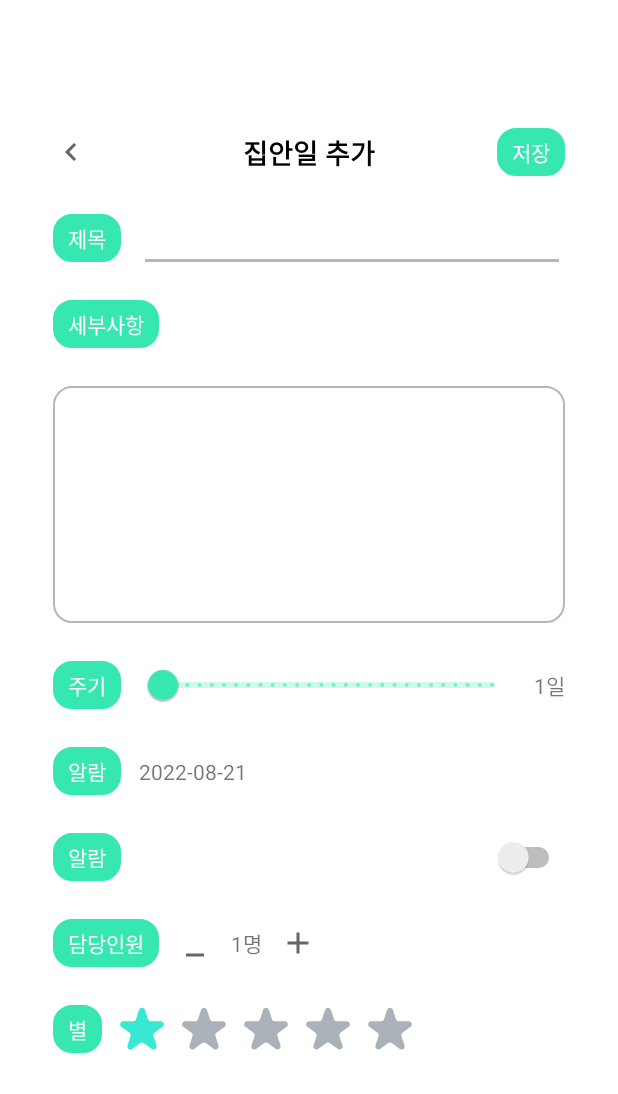
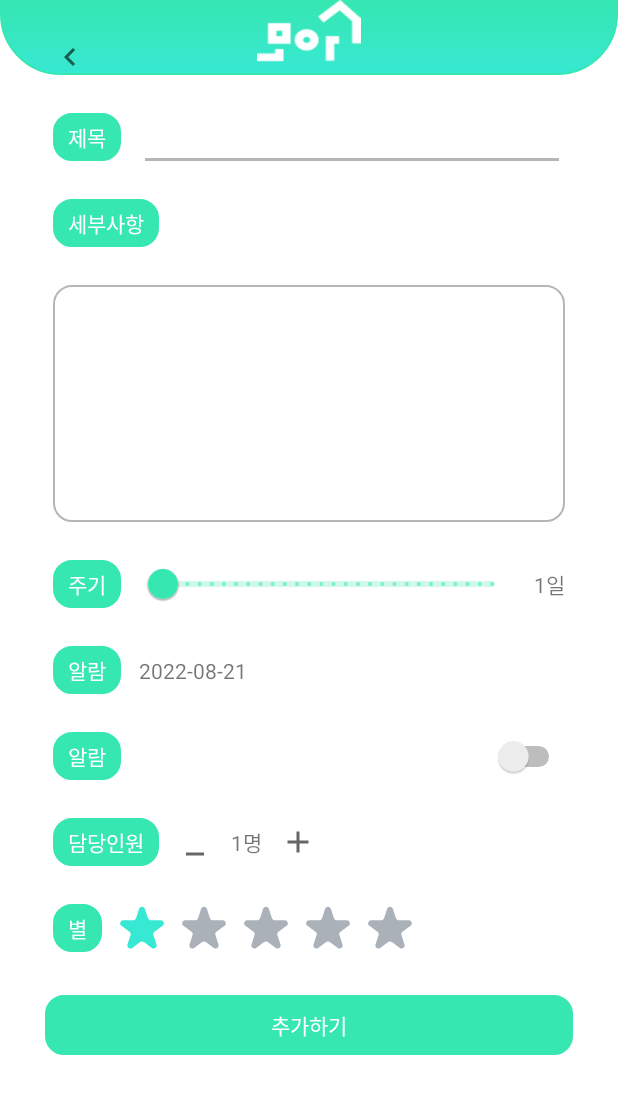
Before and after one commit to uuranus/Moa, an Android app built with Jetpack Compose: the WorkActivity screen opened directly, with no data from a screen before it, on a phone screen of 412 x 824 dp. Shown: the top 1094 px of the screen. Run offline under Robolectric (Android 15) with nearby library versions, the phone set to English and light mode, and no system bars; our stand-ins replace Firebase (no records; nobody signed in at launch, a user with empty details on screens opened directly), Room's generated code; 1 statement that could not run was skipped.

Commit message:
update design work, workadd

```diff
--- a/app/src/main/res/layout/activity_work.xml
+++ b/app/src/main/res/layout/activity_work.xml
@@ -8,54 +8,42 @@
 
     <androidx.constraintlayout.widget.ConstraintLayout
         android:layout_width="match_parent"
-        android:layout_height="match_parent"
-        android:padding="35dp">
+        android:layout_height="match_parent">
 
 
+        <ImageView
+            android:id="@+id/imageView2"
+            android:layout_width="match_parent"
+            android:layout_height="0dp"
+            app:layout_constraintBottom_toBottomOf="@+id/headerLinearLayout"
+            app:layout_constraintEnd_toEndOf="parent"
+            app:layout_constraintHorizontal_bias="0.0"
+            app:layout_constraintStart_toStartOf="parent"
+            app:layout_constraintTop_toTopOf="parent"
+            app:layout_constraintVertical_bias="1.0"
+            app:srcCompat="@drawable/round_image" />
+
+        <ImageView
+            android:id="@+id/imageView3"
+            android:layout_width="79dp"
+            android:layout_height="41dp"
+            android:src="@drawable/moa"
+            app:layout_constraintBottom_toTopOf="@+id/workListRecyclerView"
+            app:layout_constraintEnd_toEndOf="parent"
+            app:layout_constraintHorizontal_bias="0.498"
+            app:layout_constraintStart_toStartOf="parent"
+            app:layout_constraintTop_toTopOf="parent"
+            app:layout_constraintVertical_bias="0.311" />
         <androidx.constraintlayout.widget.ConstraintLayout
             android:id="@+id/headerLinearLayout"
             android:layout_width="match_parent"
             android:layout_height="wrap_content"
             android:layout_marginTop="50dp"
+            android:paddingStart="35dp"
+            android:paddingEnd="35dp"
             app:layout_constraintEnd_toEndOf="parent"
             app:layout_constraintStart_toStartOf="parent"
             app:layout_constraintTop_toTopOf="parent">
-
-            <ImageButton
-                android:id="@+id/backButton"
-                android:layout_width="wrap_content"
-                android:layout_height="wrap_content"
-                android:background="?attr/selectableItemBackground"
-                android:src="@drawable/ic_baseline_keyboard_arrow_left_24"
-                app:layout_constraintBottom_toBottomOf="parent"
-                app:layout_constraintStart_toStartOf="parent"
-                app:layout_constraintTop_toTopOf="parent" />
-
-            <TextView
-                android:id="@+id/workAddTextView"
-                android:layout_width="wrap_content"
-                android:layout_height="wrap_content"
-                android:text="집안일 추가"
-                android:textColor="@color/design_default_color_on_secondary"
-                android:textSize="18sp"
-                android:textStyle="bold"
-                app:layout_constraintBottom_toBottomOf="@id/backButton"
-                app:layout_constraintEnd_toEndOf="parent"
-                app:layout_constraintStart_toStartOf="parent"
-                app:layout_constraintTop_toTopOf="@id/backButton" />
-
-            <TextView
-                android:id="@+id/saveButton"
-                android:layout_width="wrap_content"
-                android:layout_height="wrap_content"
-                android:background="@drawable/round_btn"
-                android:paddingHorizontal="10dp"
-                android:paddingVertical="5dp"
-                android:text="저장"
-                android:textColor="@color/white"
-                app:layout_constraintBottom_toBottomOf="@id/backButton"
-                app:layout_constraintEnd_toEndOf="parent"
-                app:layout_constraintTop_toTopOf="@id/backButton" />
 
         </androidx.constraintlayout.widget.ConstraintLayout>
 
@@ -69,6 +57,8 @@
             android:paddingVertical="5dp"
             android:text="제목"
             android:textColor="@color/white"
+            android:layout_marginLeft="35dp"
+            android:layout_marginRight="35dp"
             app:layout_constraintStart_toStartOf="@id/headerLinearLayout"
             app:layout_constraintTop_toBottomOf="@id/headerLinearLayout" />
 
@@ -77,10 +67,13 @@
             android:layout_width="0dp"
             android:layout_height="wrap_content"
             android:layout_marginStart="12dp"
+            android:backgroundTint="@color/textColorSecondary"
             android:inputType="text"
             android:lines="1"
-            android:backgroundTint="@color/textColorSecondary"
+            android:layout_marginEnd="35dp
+"
             app:layout_constraintBottom_toBottomOf="@id/workTitleTextView"
+
             app:layout_constraintEnd_toEndOf="parent"
             app:layout_constraintStart_toEndOf="@id/workTitleTextView"
             app:layout_constraintTop_toTopOf="@id/workTitleTextView" />
@@ -97,6 +90,8 @@
             android:paddingVertical="5dp"
             android:text="세부사항"
             android:textColor="@color/white"
+            android:layout_marginLeft="35dp"
+            android:layout_marginRight="35dp"
             app:layout_constraintStart_toStartOf="@id/headerLinearLayout"
             app:layout_constraintTop_toBottomOf="@id/workTitleTextView" />
 
@@ -110,6 +105,8 @@
             android:maxLines="6"
             android:background="@drawable/gray_round_box"
             android:padding="12dp"
+            android:layout_marginLeft="35dp"
+            android:layout_marginRight="35dp"
             app:layout_constraintEnd_toEndOf="parent"
             app:layout_constraintStart_toStartOf="parent"
             app:layout_constraintTop_toBottomOf="@id/workDescriptionTextView" />
@@ -119,6 +116,8 @@
             android:layout_width="0dp"
             android:layout_height="200dp"
             android:visibility="gone"
+            android:layout_marginLeft="35dp"
+            android:layout_marginRight="35dp"
             app:layout_constraintEnd_toEndOf="@id/workTitleEditText"
             app:layout_constraintStart_toStartOf="@id/workTitleEditText"
             app:layout_constraintTop_toBottomOf="@id/workTitleEditText" />
@@ -133,6 +132,8 @@
             android:paddingVertical="5dp"
             android:text="주기"
             android:textColor="@color/white"
+            android:layout_marginLeft="35dp"
+            android:layout_marginRight="35dp"
             app:layout_constraintStart_toStartOf="@id/headerLinearLayout"
             app:layout_constraintTop_toBottomOf="@id/workDescriptionEditText" />
 
@@ -156,6 +157,7 @@
             android:layout_marginStart="12dp"
             android:text="1일"
             app:layout_constraintBottom_toBottomOf="@id/workPeriodTextView"
+            android:layout_marginEnd="35dp"
             app:layout_constraintEnd_toEndOf="parent"
             app:layout_constraintStart_toEndOf="@id/workPeriodSlider"
             app:layout_constraintTop_toTopOf="@id/workPeriodTextView" />
@@ -169,6 +171,8 @@
             android:paddingHorizontal="10dp"
             android:paddingVertical="5dp"
             android:text="알람"
+            android:layout_marginLeft="35dp"
+            android:layout_marginRight="35dp"
             android:textColor="@color/white"
             app:layout_constraintStart_toStartOf="@id/headerLinearLayout"
             app:layout_constraintTop_toBottomOf="@id/workPeriodTextView" />
@@ -192,6 +196,8 @@
             android:paddingHorizontal="10dp"
             android:paddingVertical="5dp"
             android:text="알람"
+            android:layout_marginLeft="35dp"
+            android:layout_marginRight="35dp"
             android:textColor="@color/white"
             app:layout_constraintStart_toStartOf="@id/headerLinearLayout"
             app:layout_constraintTop_toBottomOf="@id/workPeriodStartDayTextView" />
@@ -200,6 +206,8 @@
             android:id="@+id/workAlarmSwitch"
             android:layout_width="wrap_content"
             android:layout_height="wrap_content"
+            android:layout_marginRight="35dp"
+
             app:layout_constraintBottom_toBottomOf="@id/workAlarmTextView"
             app:layout_constraintEnd_toEndOf="parent"
             app:layout_constraintTop_toTopOf="@id/workAlarmTextView" />
@@ -211,6 +219,8 @@
             android:layout_marginTop="25dp"
             android:theme="@style/CustomTimePicker"
             android:timePickerMode="spinner"
+            android:layout_marginLeft="35dp"
+            android:layout_marginRight="35dp"
             app:layout_constraintEnd_toEndOf="parent"
             app:layout_constraintStart_toStartOf="@id/headerLinearLayout"
             app:layout_constraintTop_toBottomOf="@id/workAlarmTextView" />
@@ -225,6 +235,8 @@
             android:paddingVertical="5dp"
             android:text="담당인원"
             android:textColor="@color/white"
+            android:layout_marginLeft="35dp"
+            android:layout_marginRight="35dp"
             app:layout_constraintStart_toStartOf="@id/headerLinearLayout"
             app:layout_constraintTop_toBottomOf="@id/workAlarmPicker" />
 
@@ -270,6 +282,8 @@
             android:paddingVertical="5dp"
             android:text="별"
             android:textColor="@color/white"
+            android:layout_marginLeft="35dp"
+            android:layout_marginRight="35dp"
             app:layout_constraintStart_toStartOf="@id/headerLinearLayout"
             app:layout_constraintTop_toBottomOf="@id/workPeopleTextView" />
 
@@ -334,6 +348,33 @@
             app:layout_constraintStart_toStartOf="parent"
             app:layout_constraintTop_toBottomOf="@id/workStarTextView" />
 
+        <TextView
+            android:id="@+id/saveButton"
+            android:layout_width="match_parent"
+            android:layout_height="40dp"
+            android:gravity = "center"
+            android:background="@drawable/round_btn"
+            android:layout_margin="30dp"
+            android:text="추가하기"
+            android:textColor="@color/white"
+            app:layout_constraintBottom_toBottomOf="parent"
+            app:layout_constraintEnd_toEndOf="parent"
+            app:layout_constraintStart_toStartOf="parent"
+            app:layout_constraintTop_toBottomOf="@+id/star4" />
+
+        <ImageButton
+            android:id="@+id/backButton"
+            android:layout_width="wrap_content"
+            android:layout_height="wrap_content"
+            android:background="?attr/selectableItemBackground"
+            android:src="@drawable/ic_baseline_keyboard_arrow_left_24"
+            app:layout_constraintBottom_toBottomOf="@+id/imageView2"
+            app:layout_constraintEnd_toEndOf="@+id/imageView2"
+            app:layout_constraintHorizontal_bias="0.09"
+            app:layout_constraintStart_toStartOf="parent"
+            app:layout_constraintTop_toTopOf="@+id/imageView2"
+            app:layout_constraintVertical_bias="1.0" />
+
     </androidx.constraintlayout.widget.ConstraintLayout>
 
 </ScrollView>
--- a/app/src/main/res/layout/fragment_analysis.xml
+++ b/app/src/main/res/layout/fragment_analysis.xml
@@ -19,6 +19,7 @@
 
         <TextView
             android:id="@+id/textView4"
+            android:background = "@drawable/round_image"
             android:layout_width="match_parent"
             android:layout_height="0dp"
             android:layout_weight="2"
@@ -26,7 +27,7 @@
             android:paddingLeft="20dp"
             android:paddingTop="50dp"
             android:text="누가 가장 많은\n별을 모았을까요?"
-            android:textColor="@color/black"
+            android:textColor="@color/white"
             android:textSize="25sp" />
 
         <Spinner
```
Also changed, not shown: app/src/main/res/layout/fragment_work.xml (+55 -20 lines), app/src/main/res/drawable/alimi1.svg (added), app/src/main/res/drawable/alimi2.svg (added), app/src/main/res/drawable/alimi3.svg (added), app/src/main/res/drawable/beginner.svg (added), app/src/main/res/drawable/downGray.svg (added), app/src/main/res/drawable/ikkeumi1.svg (added), app/src/main/res/drawable/ikkeumi2.svg (added), app/src/main/res/drawable/ikkeumi3.svg (added), app/src/main/res/drawable/leftGray.svg (added), app/src/main/res/drawable/leftWhite.svg (added), app/src/main/res/drawable/master.svg (added), app/src/main/res/drawable/medalGrey.svg (added), app/src/main/res/drawable/medalWhite.svg (added), 4 more files.
